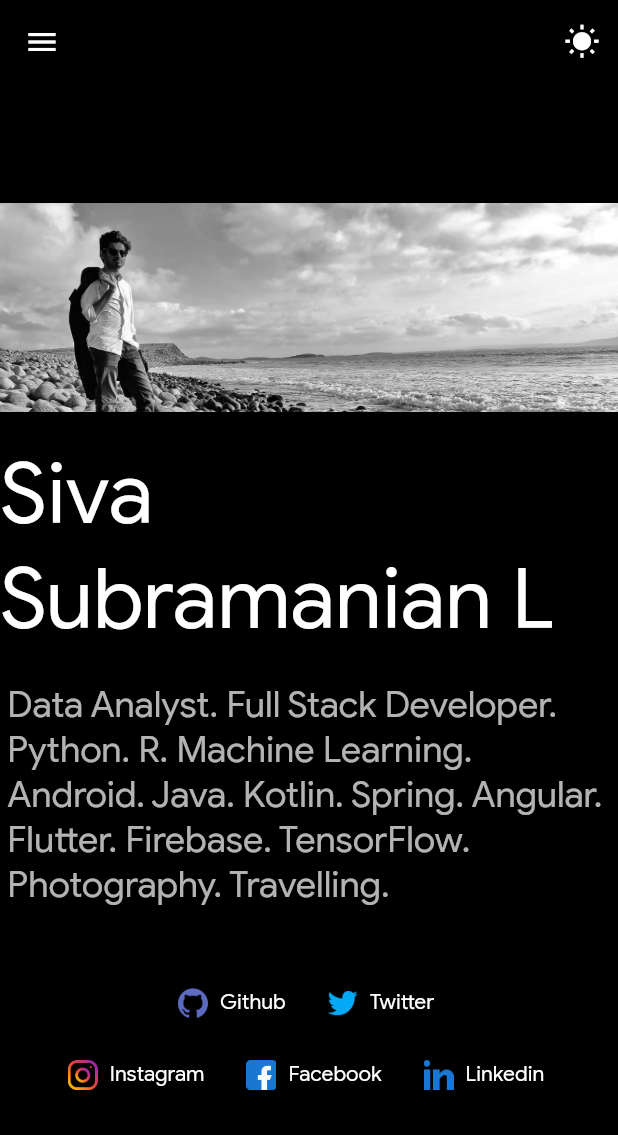
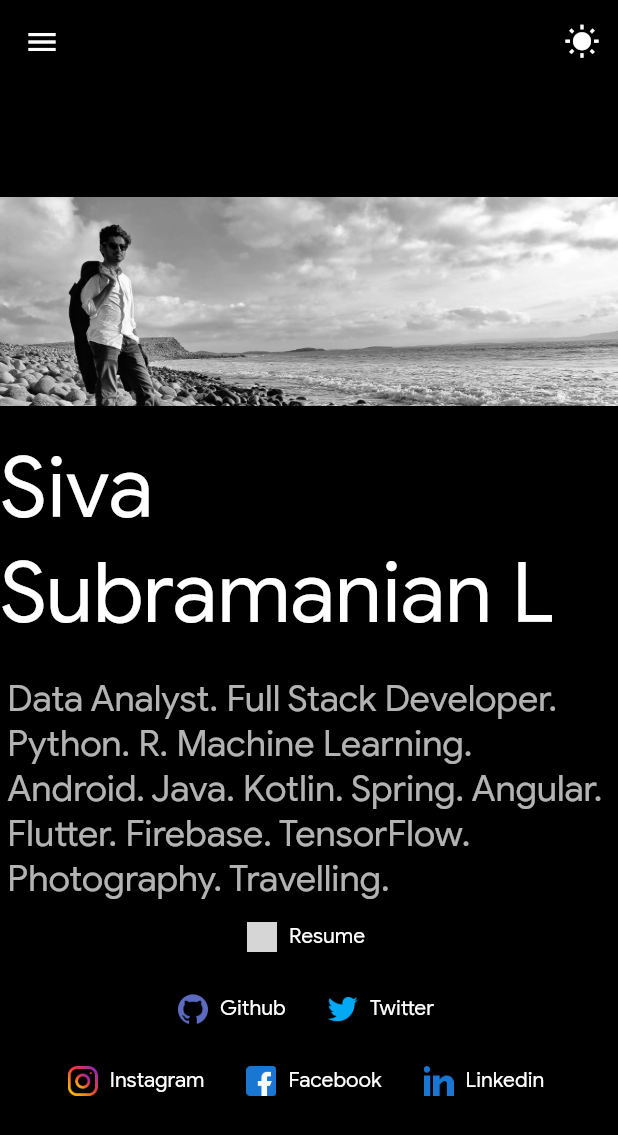
Before and after one commit to sivaskvs/FlutterWebPortfolio, a Flutter app: the screen it shows after launch, on a phone screen of 412 x 824 dp. Shown: the top 1135 px of the screen. Run offline on Flutter 3.47's test engine with Material 2 defaults, Android fonts, the phone set to English and light mode, and no system bars; our stand-ins replace cloud_firestore, webview_flutter; missing offline and left inert: dart:html, firebase, flutter_youtube, timeline_list; accounts and stored records are empty; grey boxes are pictures that could not be loaded.

Commit message:
Resume details added

```diff
--- a/lib/config/assets.dart
+++ b/lib/config/assets.dart
@@ -11,6 +11,7 @@ class Assets{
   static const love = 'assets/heart.png';
   static const flutterImg = 'assets/flutter.png';
   static const firebaseImg = 'assets/firebase.png';
+  static const resume = 'assets/resume.png';
 
   static const radio = 'assets/radio.png';
   static const flutter = 'assets/flutter.png';
--- a/lib/config/constants.dart
+++ b/lib/config/constants.dart
@@ -5,4 +5,5 @@ class Constants{
   static const PROFILE_GITHUB = 'https://github.com/sivaskvs';
   static const PROFILE_TWITTER = 'https://twitter.com/siva_kvs';
   static const PROFILE_INSTAGRAM = 'https://www.instagram.com/siva_kvs/';
+  static const RESUME = 'https://drive.google.com/file/d/1Kjmovz0U47XR1F1q1RXYATdnVWd8cebI/view?usp=sharing';
 }
--- a/lib/tabs/about_tab_copy.dart
+++ b/lib/tabs/about_tab_copy.dart
@@ -38,9 +38,14 @@ class AboutTabCopy extends StatelessWidget {
                   textScaleFactor: 2,
                   textAlign: TextAlign.left,
                 ),
-              SizedBox(
-                height: 40,
-              ),
+              FlatButton.icon(
+                    icon: SizedBox(
+                        width: 20,
+                        height: 20,
+                        child: Image.asset(Assets.resume)),
+                    label: Text('Resume'),
+                    onPressed:()=> html.window.open(Constants.RESUME,'siva' ),
+                  ),
               Row(
                 mainAxisAlignment: MainAxisAlignment.center,
                 crossAxisAlignment: CrossAxisAlignment.center,
@@ -128,8 +133,16 @@ class AboutTabCopy extends StatelessWidget {
                   textAlign: TextAlign.left,
                 ),
               SizedBox(
-                height: 40,
+                height: 5,
               ),
+              FlatButton.icon(
+                    icon: SizedBox(
+                        width: 20,
+                        height: 20,
+                        child: Image.asset(Assets.resume)),
+                    label: Text('Resume'),
+                    onPressed:()=> html.window.open(Constants.RESUME,'siva' ),
+                  ),
               Row(
                 mainAxisAlignment: MainAxisAlignment.center,
                 crossAxisAlignment: CrossAxisAlignment.center,
```
